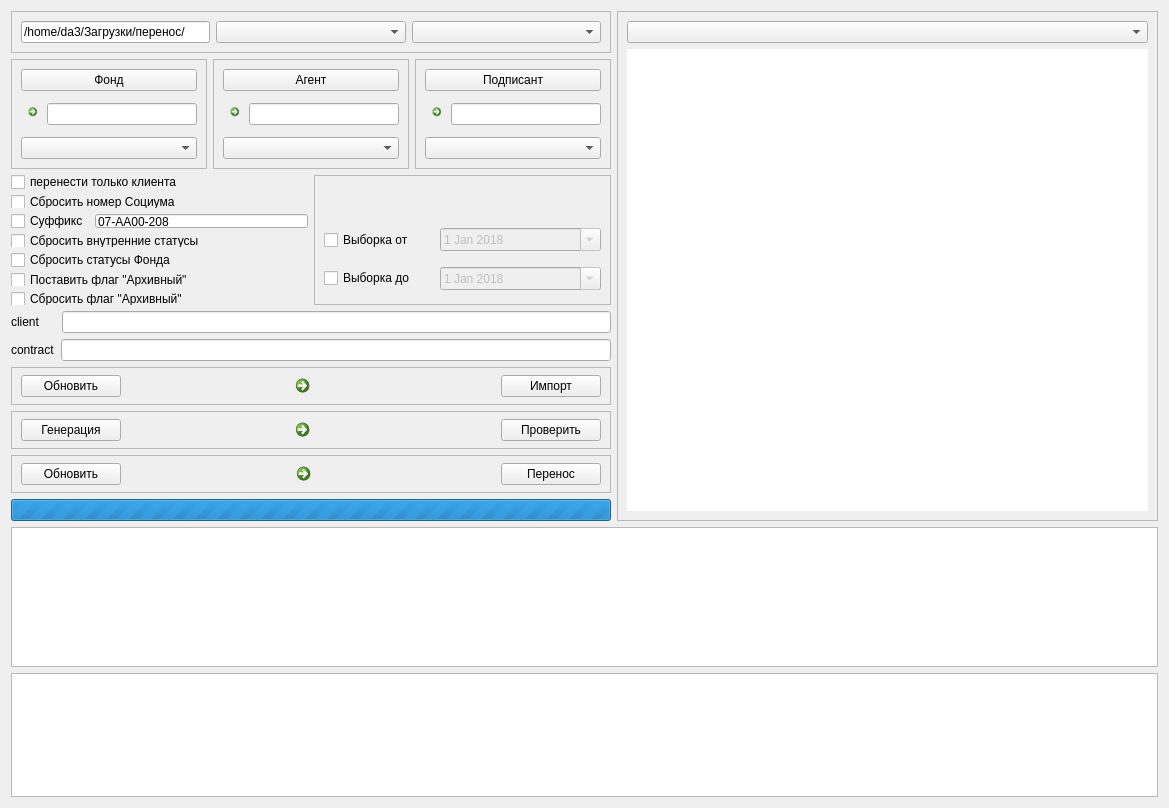
Qt form move_win_.ui (dekarh/move) before a commit.
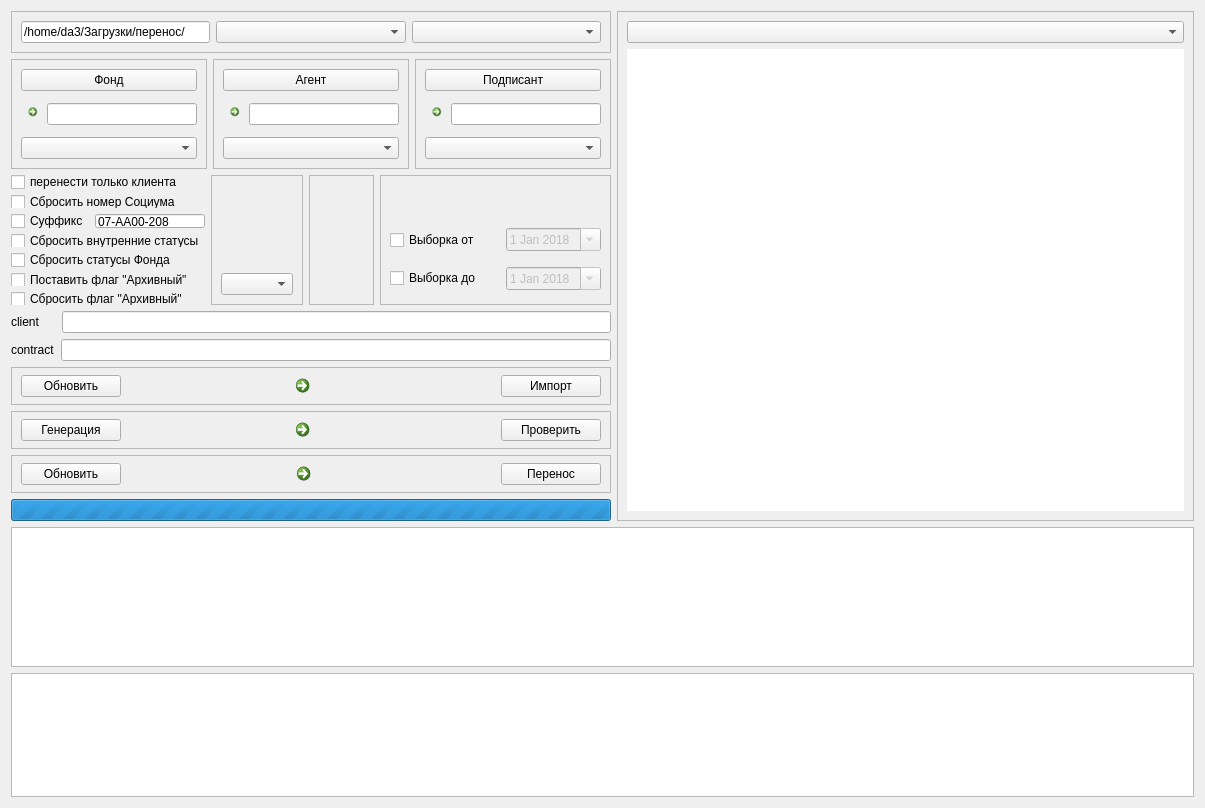
The same form after that commit. Icons and pictures are not drawn.

Commit message: Перенес из библиотеки NormalizeFileds.py в основную программу Добавил frame видимые в зависимости от режима

```diff
--- a/move_win_.ui
+++ b/move_win_.ui
@@ -6,7 +6,7 @@
    <rect>
     <x>0</x>
     <y>0</y>
-    <width>1169</width>
+    <width>1205</width>
     <height>808</height>
    </rect>
   </property>
@@ -671,7 +671,48 @@
              </widget>
             </item>
             <item>
-             <widget class="QFrame" name="frame_2">
+             <widget class="QFrame" name="frImportInf">
+              <property name="frameShape">
+               <enum>QFrame::StyledPanel</enum>
+              </property>
+              <property name="frameShadow">
+               <enum>QFrame::Raised</enum>
+              </property>
+              <layout class="QVBoxLayout" name="verticalLayout_11">
+               <item>
+                <widget class="QLabel" name="lbmportInf">
+                 <property name="text">
+                  <string/>
+                 </property>
+                </widget>
+               </item>
+               <item>
+                <widget class="QComboBox" name="cmbGenderType"/>
+               </item>
+              </layout>
+             </widget>
+            </item>
+            <item>
+             <widget class="QFrame" name="frMoveInf">
+              <property name="frameShape">
+               <enum>QFrame::StyledPanel</enum>
+              </property>
+              <property name="frameShadow">
+               <enum>QFrame::Raised</enum>
+              </property>
+              <layout class="QVBoxLayout" name="verticalLayout_12">
+               <item>
+                <widget class="QLabel" name="lbMoveInf">
+                 <property name="text">
+                  <string/>
+                 </property>
+                </widget>
+               </item>
+              </layout>
+             </widget>
+            </item>
+            <item>
+             <widget class="QFrame" name="frPasportInf">
               <property name="frameShape">
                <enum>QFrame::StyledPanel</enum>
               </property>
```
Left out of the diff: 2 changed lines with no effect on the pictures. The commit also changes 3 other files.
